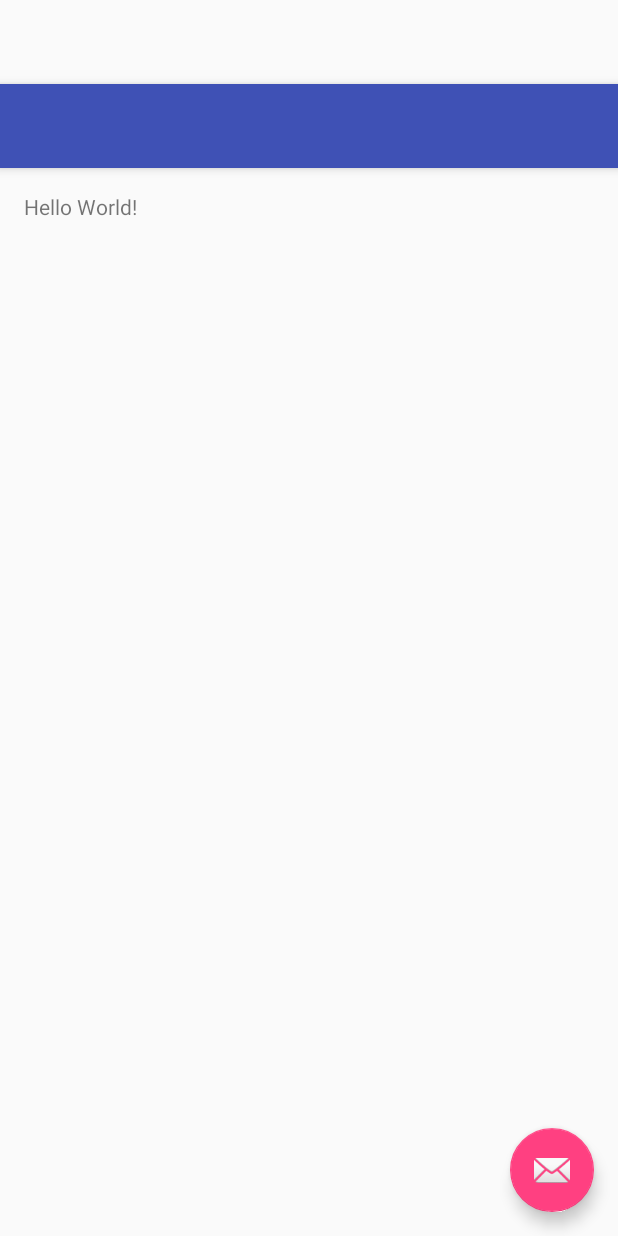
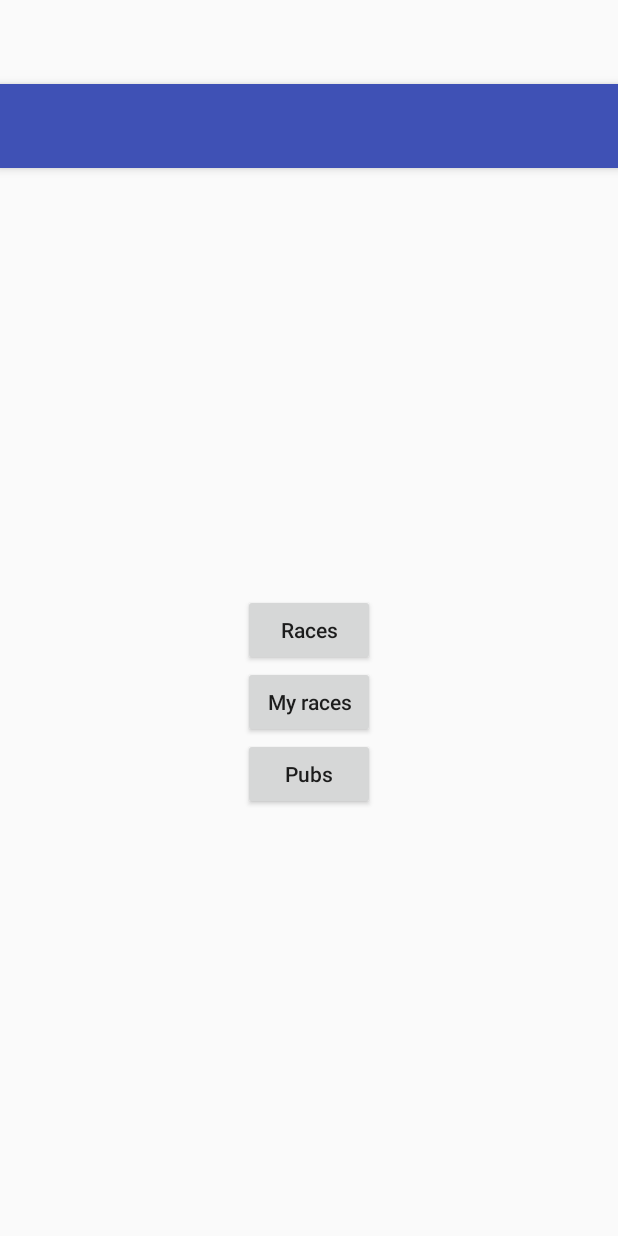
Before and after one commit to SamSegers/MBD2AndroidSam_Timo, an Android app: the layout activity_menu.xml on its own in the app's theme, with its tools: preview values and no code run, on a phone screen of 412 x 824 dp. Run offline under Robolectric (Android 15) with nearby library versions, the phone set to English and light mode, and no system bars.

Commit message:
login working, added activities

```diff
--- a/app/build.gradle
+++ b/app/build.gradle
@@ -24,4 +24,5 @@ dependencies {
     testCompile 'junit:junit:4.12'
     compile 'com.android.support:appcompat-v7:23.2.1'
     compile 'com.android.support:design:23.2.1'
+    compile 'com.android.support:support-v4:23.2.1'
 }
--- a/app/src/main/res/layout/activity_login.xml
+++ b/app/src/main/res/layout/activity_login.xml
@@ -73,14 +73,13 @@
                 android:textStyle="bold" />
 
             <Button
-                android:id="@+id/races_button"
+                android:id="@+id/simple_login_button"
                 style="?android:textAppearanceSmall"
                 android:layout_width="match_parent"
                 android:layout_height="wrap_content"
                 android:layout_marginTop="16dp"
-                android:text="races"
+                android:text="@string/action_simple_login"
                 android:textStyle="bold" />
-
         </LinearLayout>
     </ScrollView>
 </LinearLayout>
--- a/app/src/main/res/layout/activity_main.xml
+++ b/app/src/main/res/layout/activity_menu.xml
@@ -5,7 +5,7 @@
     android:layout_width="match_parent"
     android:layout_height="match_parent"
     android:fitsSystemWindows="true"
-    tools:context="nl.samtimo.pubcrawl.MainActivity">
+    tools:context="nl.samtimo.pubcrawl.MenuActivity">
 
     <android.support.design.widget.AppBarLayout
         android:layout_width="match_parent"
@@ -21,14 +21,5 @@
 
     </android.support.design.widget.AppBarLayout>
 
-    <include layout="@layout/content_main" />
-
-    <android.support.design.widget.FloatingActionButton
-        android:id="@+id/fab"
-        android:layout_width="wrap_content"
-        android:layout_height="wrap_content"
-        android:layout_gravity="bottom|end"
-        android:layout_margin="@dimen/fab_margin"
-        android:src="@android:drawable/ic_dialog_email" />
-
+    <include layout="@layout/content_menu" />
 </android.support.design.widget.CoordinatorLayout>
--- a/app/src/main/res/layout/content_main.xml
+++ b/app/src/main/res/layout/activity_races.xml
@@ -1,6 +1,5 @@
 <?xml version="1.0" encoding="utf-8"?>
 <RelativeLayout xmlns:android="http://schemas.android.com/apk/res/android"
-    xmlns:app="http://schemas.android.com/apk/res-auto"
     xmlns:tools="http://schemas.android.com/tools"
     android:layout_width="match_parent"
     android:layout_height="match_parent"
@@ -8,12 +7,6 @@
     android:paddingLeft="@dimen/activity_horizontal_margin"
     android:paddingRight="@dimen/activity_horizontal_margin"
     android:paddingTop="@dimen/activity_vertical_margin"
-    app:layout_behavior="@string/appbar_scrolling_view_behavior"
-    tools:context="nl.samtimo.pubcrawl.MainActivity"
-    tools:showIn="@layout/activity_main">
+    tools:context="nl.samtimo.pubcrawl.RacesActivity">
 
-    <TextView
-        android:layout_width="wrap_content"
-        android:layout_height="wrap_content"
-        android:text="Hello World!" />
 </RelativeLayout>
--- /dev/null
+++ b/app/src/main/res/layout/content_menu.xml
@@ -0,0 +1,38 @@
+<?xml version="1.0" encoding="utf-8"?>
+<LinearLayout xmlns:android="http://schemas.android.com/apk/res/android"
+    xmlns:app="http://schemas.android.com/apk/res-auto"
+    xmlns:tools="http://schemas.android.com/tools"
+    android:layout_width="match_parent"
+    android:layout_height="match_parent"
+    android:paddingBottom="@dimen/activity_vertical_margin"
+    android:paddingLeft="@dimen/activity_horizontal_margin"
+    android:paddingRight="@dimen/activity_horizontal_margin"
+    android:paddingTop="@dimen/activity_vertical_margin"
+    android:gravity="center"
+    android:orientation="vertical"
+    app:layout_behavior="@string/appbar_scrolling_view_behavior"
+    tools:context="nl.samtimo.pubcrawl.MenuActivity"
+    tools:showIn="@layout/activity_menu">
+
+    <Button
+        android:id="@+id/races_button"
+        android:layout_width="wrap_content"
+        android:layout_height="wrap_content"
+        android:text="@string/button_open_races"
+        android:textAllCaps="false"
+        android:onClick="openLinearLayout"/>
+    <Button
+        android:id="@+id/my_races_button"
+        android:layout_width="wrap_content"
+        android:layout_height="wrap_content"
+        android:text="@string/button_open_my_races"
+        android:textAllCaps="false"
+        android:onClick="openRelativeLayout"/>
+    <Button
+        android:id="@+id/pubs_button"
+        android:layout_width="wrap_content"
+        android:layout_height="wrap_content"
+        android:text="@string/button_open_pubs"
+        android:textAllCaps="false"
+        android:onClick="openListView"/>
+</LinearLayout>
--- a/app/src/main/res/values/strings.xml
+++ b/app/src/main/res/values/strings.xml
@@ -8,6 +8,7 @@
     <string name="prompt_password">Password</string>
     <string name="action_sign_in">Sign in or register</string>
     <string name="action_sign_in_short">Sign in</string>
+    <string name="action_simple_login">Simple login</string>
     <string name="error_invalid_username">This username is invalid</string>
     <string name="error_invalid_password">This password is too short</string>
     <string name="error_incorrect_password">This password is incorrect</string>
@@ -15,4 +16,14 @@
     <string name="permission_rationale">"Contacts permissions are needed for providing email
         completions."
     </string>
+    <string name="title_activity_menu">Menu</string>
+    <string name="title_activity_races">Races</string>
+    <string name="title_activity_my_races">My races</string>
+    <string name="title_activity_pubs">Pubs</string>
+    <string name="button_open_races">Races</string>
+    <string name="button_open_my_races">My races</string>
+    <string name="button_open_pubs">Pubs</string>
+
+    <!-- TODO: Remove or change this placeholder text -->
+    <string name="hello_blank_fragment">Hello blank fragment</string>
 </resources>
```
Also changed, not shown: app/src/main/AndroidManifest.xml (+23 -11 lines), app/src/main/java/nl/samtimo/pubcrawl/LoginActivity.java (+20 -47 lines), app/src/main/java/nl/samtimo/pubcrawl/MainActivity.java (deleted, +0 -52 lines), app/src/main/java/nl/samtimo/pubcrawl/MenuActivity.java (added, +48 -0 lines), app/src/main/java/nl/samtimo/pubcrawl/MyRacesActivity.java (added, +13 -0 lines), app/src/main/java/nl/samtimo/pubcrawl/PubsActivity.java (added, +13 -0 lines), app/src/main/java/nl/samtimo/pubcrawl/RacesActivity.java (added, +13 -0 lines), app/src/main/java/nl/samtimo/pubcrawl/RacesListFragment.java (added, +108 -0 lines), app/src/main/java/nl/samtimo/pubcrawl/RequestTask.java (+37 -4 lines), app/src/main/res/layout/activity_my_races.xml (added, +12 -0 lines), app/src/main/res/layout/activity_pubs.xml (added, +12 -0 lines), app/src/main/res/layout/fragment_races_list.xml (added, +13 -0 lines).
